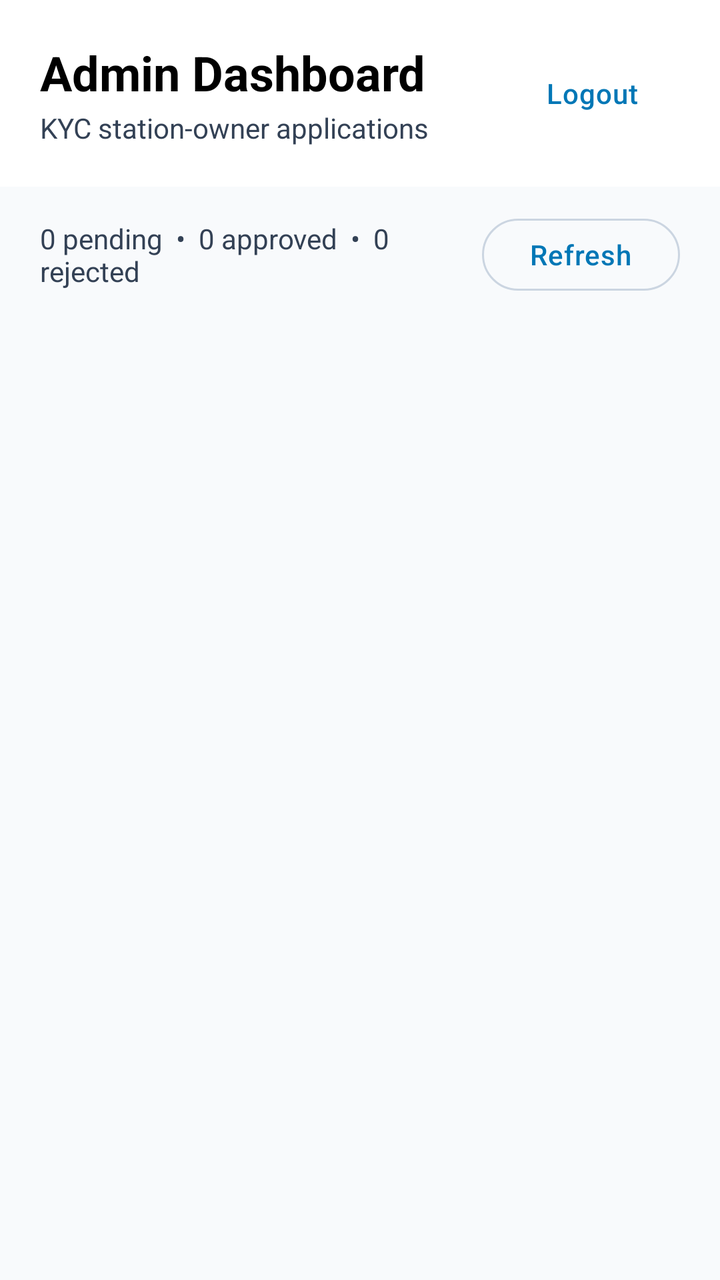
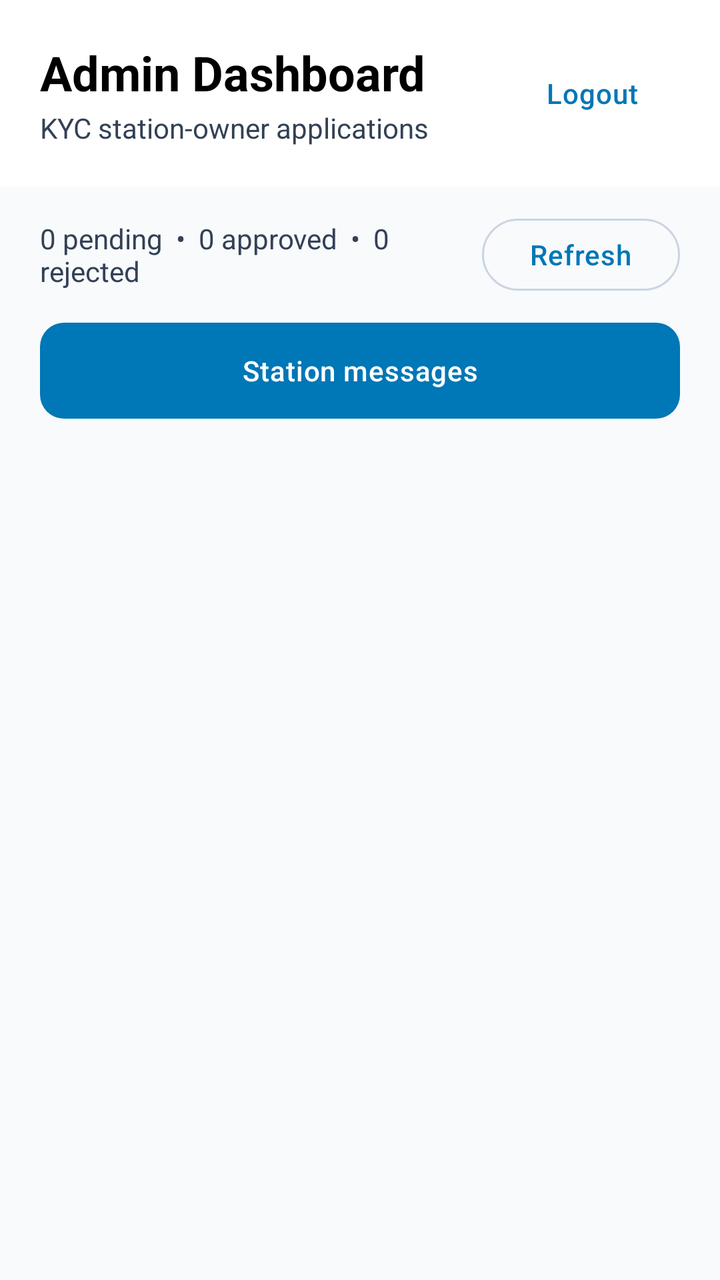

The first picture is an Android layout as it rendered before a commit; the second is the same layout after the commit. The layout source and the unified diff follow.
<!-- AndroidManifest.xml: application theme Theme.BeAqua -->
<!-- res/layout/activity_admin.xml -->
<?xml version="1.0" encoding="utf-8"?>
<androidx.constraintlayout.widget.ConstraintLayout xmlns:android="http://schemas.android.com/apk/res/android"
    xmlns:app="http://schemas.android.com/apk/res-auto"
    android:layout_width="match_parent"
    android:layout_height="match_parent"
    android:background="@color/background">

    <LinearLayout
        android:id="@+id/adminKycHeader"
        android:layout_width="0dp"
        android:layout_height="wrap_content"
        android:background="@color/white"
        android:gravity="center_vertical"
        android:orientation="horizontal"
        android:padding="20dp"
        app:layout_constraintEnd_toEndOf="parent"
        app:layout_constraintStart_toStartOf="parent"
        app:layout_constraintTop_toTopOf="parent">

        <LinearLayout
            android:layout_width="0dp"
            android:layout_height="wrap_content"
            android:layout_weight="1"
            android:orientation="vertical">

            <TextView
                android:layout_width="wrap_content"
                android:layout_height="wrap_content"
                android:text="Admin Dashboard"
                android:textColor="@color/text_primary"
                android:textSize="24sp"
                android:textStyle="bold" />

            <TextView
                android:layout_width="wrap_content"
                android:layout_height="wrap_content"
                android:layout_marginTop="2dp"
                android:text="KYC station-owner applications"
                android:textColor="@color/text_secondary"
                android:textSize="14sp" />
        </LinearLayout>

        <com.google.android.material.button.MaterialButton
            android:id="@+id/btnLogoutAdmin"
            style="@style/Widget.Material3.Button.TextButton"
            android:layout_width="wrap_content"
            android:layout_height="48dp"
            android:text="Logout"
            android:textColor="@color/primary" />
    </LinearLayout>

    <LinearLayout
        android:id="@+id/adminKycControls"
        android:layout_width="0dp"
        android:layout_height="wrap_content"
        android:gravity="center_vertical"
        android:orientation="horizontal"
        android:paddingStart="20dp"
        android:paddingTop="12dp"
        android:paddingEnd="20dp"
        android:paddingBottom="12dp"
        app:layout_constraintEnd_toEndOf="parent"
        app:layout_constraintStart_toStartOf="parent"
        app:layout_constraintTop_toBottomOf="@id/adminKycHeader">

        <TextView
            android:id="@+id/tvKycSummary"
            android:layout_width="0dp"
            android:layout_height="wrap_content"
            android:layout_weight="1"
            android:text="0 pending  •  0 approved  •  0 rejected"
            android:textColor="@color/text_secondary"
            android:textSize="14sp" />

        <com.google.android.material.button.MaterialButton
            android:id="@+id/btnRefreshKyc"
            style="@style/Widget.Material3.Button.OutlinedButton"
            android:layout_width="wrap_content"
            android:layout_height="44dp"
            android:text="Refresh"
            android:textColor="@color/primary" />
    </LinearLayout>

    <ProgressBar
        android:id="@+id/adminKycProgress"
        android:layout_width="48dp"
        android:layout_height="48dp"
        app:layout_constraintBottom_toBottomOf="parent"
        app:layout_constraintEnd_toEndOf="parent"
        app:layout_constraintStart_toStartOf="parent"
        app:layout_constraintTop_toBottomOf="@id/adminKycControls" />

    <TextView
        android:id="@+id/tvKycEmpty"
        android:layout_width="wrap_content"
        android:layout_height="wrap_content"
        android:text="No Station Owner applications yet"
        android:textColor="@color/text_secondary"
        android:textSize="16sp"
        android:visibility="gone"
        app:layout_constraintBottom_toBottomOf="parent"
        app:layout_constraintEnd_toEndOf="parent"
        app:layout_constraintStart_toStartOf="parent"
        app:layout_constraintTop_toBottomOf="@id/adminKycControls" />

    <androidx.recyclerview.widget.RecyclerView
        android:id="@+id/rvKycApplications"
        android:layout_width="0dp"
        android:layout_height="0dp"
        android:clipToPadding="false"
        android:paddingStart="16dp"
        android:paddingEnd="16dp"
        android:paddingBottom="24dp"
        app:layout_constraintBottom_toBottomOf="parent"
        app:layout_constraintEnd_toEndOf="parent"
        app:layout_constraintStart_toStartOf="parent"
        app:layout_constraintTop_toBottomOf="@id/adminKycControls" />

</androidx.constraintlayout.widget.ConstraintLayout>
<!-- resources referenced by this layout -->
<resources>
  <color name="background">#F8FAFC</color>
  <color name="primary">#0077B6</color>
  <color name="text_primary">#000000</color>
  <color name="text_secondary">#334155</color>
  <color name="white">#FFFFFF</color>
  <style name="Theme.BeAqua" parent="Base.Theme.BeAqua" />
  <style name="Base.Theme.BeAqua" parent="Theme.Material3.DayNight.NoActionBar">
          
          <item name="colorPrimary">@color/primary</item>
          <item name="colorOnPrimary">@color/white</item>
          <item name="colorPrimaryContainer">@color/primary</item>
          <item name="colorOnPrimaryContainer">@color/white</item>
  
          
          <item name="colorSecondary">@color/secondary</item>
          <item name="colorOnSecondary">@color/white</item>
          <item name="colorSecondaryContainer">@color/secondary</item>
          <item name="colorOnSecondaryContainer">@color/white</item>
  
          
          <item name="colorTertiary">@color/accent</item>
          <item name="colorOnTertiary">@color/white</item>
          <item name="colorTertiaryContainer">@color/accent</item>
          <item name="colorOnTertiaryContainer">@color/white</item>
  
          
          <item name="android:statusBarColor">@color/white</item>
          <item name="android:windowLightStatusBar">true</item>
  
          
          <item name="android:windowBackground">@color/background</item>
          <item name="colorSurface">@color/white</item>
          <item name="colorOnSurface">@color/text_primary</item>
          <item name="colorSurfaceVariant">@color/gray_light</item>
          <item name="colorOnSurfaceVariant">@color/text_secondary</item>
          <item name="colorOutline">@color/divider</item>
  
          
          <item name="android:textColor">@color/text_primary</item>
          <item name="android:textColorHint">@color/text_hint</item>
          <item name="android:editTextColor">@color/text_primary</item>
          <item name="android:textColorPrimary">@color/text_primary</item>
  
          
          <item name="materialButtonStyle">@style/AppButton</item>
          <item name="textInputStyle">@style/AppTextInputLayout</item>
      </style>
  <color name="secondary">#0096C7</color>
  <color name="accent">#48CAE4</color>
  <color name="gray_light">#F1F5F9</color>
  <color name="divider">#CBD5E1</color>
  <color name="text_hint">#64748B</color>
  <style name="AppButton" parent="Widget.Material3.Button">
          <item name="android:insetTop">0dp</item>
          <item name="android:insetBottom">0dp</item>
          <item name="android:textAllCaps">false</item>
          <item name="android:letterSpacing">0.02</item>
          <item name="android:paddingTop">12dp</item>
          <item name="android:paddingBottom">12dp</item>
          <item name="cornerRadius">12dp</item>
          <item name="backgroundTint">@color/primary</item>
          <item name="android:textColor">@color/white</item>
      </style>
  <style name="AppTextInputLayout" parent="Widget.Material3.TextInputLayout.OutlinedBox">
          <item name="boxCornerRadiusTopStart">12dp</item>
          <item name="boxCornerRadiusTopEnd">12dp</item>
          <item name="boxCornerRadiusBottomStart">12dp</item>
          <item name="boxCornerRadiusBottomEnd">12dp</item>
          <item name="boxStrokeColor">@color/primary</item>
          <item name="hintTextColor">@color/text_secondary</item>
          <item name="android:textColorHint">@color/text_hint</item>
          <item name="boxBackgroundColor">@color/white</item>
      </style>
</resources>

<!-- the commit's change to res/layout/activity_admin.xml (unified diff, before → after) -->
@@ -81,6 +81,16 @@
             android:textColor="@color/primary" />
     </LinearLayout>
 
+    <com.google.android.material.button.MaterialButton
+        android:id="@+id/btnAdminMessages"
+        android:layout_width="0dp"
+        android:layout_height="48dp"
+        android:layout_marginHorizontal="20dp"
+        android:text="Station messages"
+        app:layout_constraintTop_toBottomOf="@id/adminKycControls"
+        app:layout_constraintStart_toStartOf="parent"
+        app:layout_constraintEnd_toEndOf="parent" />
+
     <ProgressBar
         android:id="@+id/adminKycProgress"
         android:layout_width="48dp"
@@ -114,6 +124,6 @@
         app:layout_constraintBottom_toBottomOf="parent"
         app:layout_constraintEnd_toEndOf="parent"
         app:layout_constraintStart_toStartOf="parent"
-        app:layout_constraintTop_toBottomOf="@id/adminKycControls" />
+        app:layout_constraintTop_toBottomOf="@id/btnAdminMessages" />
 
 </androidx.constraintlayout.widget.ConstraintLayout>
<!-- resource entries referenced after the edit -->
@@ -6,7 +6,9 @@
   <color name="text_secondary">#334155</color>
   <color name="white">#FFFFFF</color>
   <style name="Theme.BeAqua" parent="Base.Theme.BeAqua" />
-  <style name="Base.Theme.BeAqua" parent="Theme.Material3.DayNight.NoActionBar">
+  <style name="Base.Theme.BeAqua" parent="Theme.Material3.Light.NoActionBar">
+          
+          <item name="android:forceDarkAllowed">false</item>
           
           <item name="colorPrimary">@color/primary</item>
           <item name="colorOnPrimary">@color/white</item>
@@ -41,6 +43,8 @@
           <item name="android:textColor">@color/text_primary</item>
           <item name="android:textColorHint">@color/text_hint</item>
           <item name="android:editTextColor">@color/text_primary</item>
+          <item name="android:editTextStyle">@style/AppEditText</item>
+          <item name="editTextStyle">@style/AppEditText</item>
           <item name="android:textColorPrimary">@color/text_primary</item>
   
           
@@ -52,6 +56,10 @@
   <color name="gray_light">#F1F5F9</color>
   <color name="divider">#CBD5E1</color>
   <color name="text_hint">#64748B</color>
+  <style name="AppEditText" parent="Widget.AppCompat.EditText">
+          <item name="android:textColor">@color/black</item>
+          <item name="android:textColorHint">@color/text_hint</item>
+      </style>
   <style name="AppButton" parent="Widget.Material3.Button">
           <item name="android:insetTop">0dp</item>
           <item name="android:insetBottom">0dp</item>
@@ -73,5 +81,6 @@
           <item name="android:textColorHint">@color/text_hint</item>
           <item name="boxBackgroundColor">@color/white</item>
       </style>
+  <color name="black">#000000</color>
 </resources>
 
